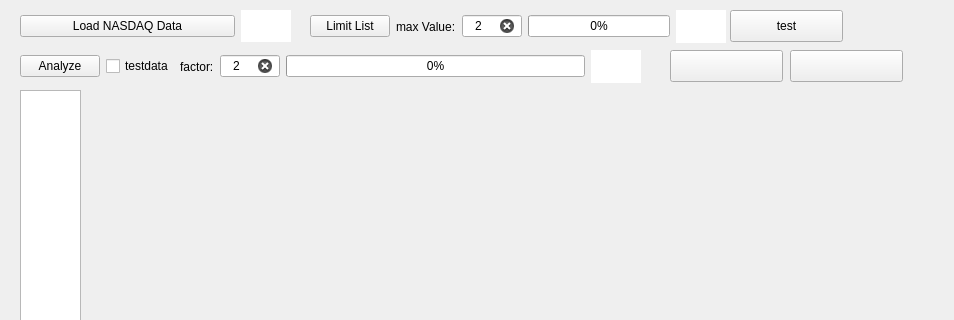
Qt form StockerGui.ui (Nanoribbon/Stock) before a commit; both pictures show x 0 to 954 and y 0 to 320 of the 954 by 687 pixel window.
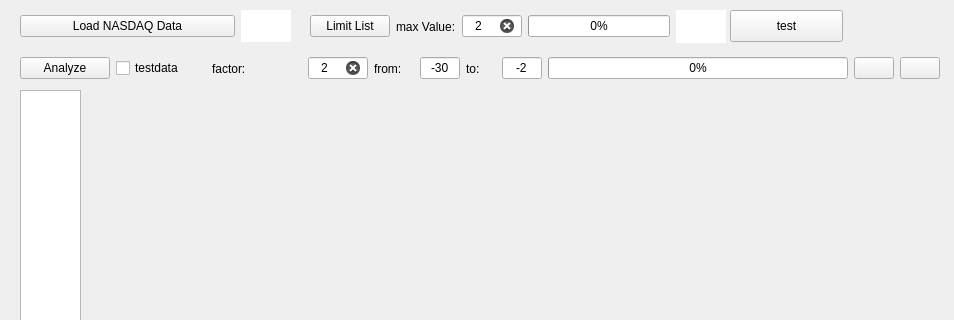
The same form after that commit. Icons and pictures are not drawn.

Diff of the .ui file:
```diff
--- a/StockerGui.ui
+++ b/StockerGui.ui
@@ -94,93 +94,6 @@
      </item>
     </layout>
    </widget>
-   <widget class="QWidget" name="layoutWidget_2">
-    <property name="geometry">
-     <rect>
-      <x>20</x>
-      <y>50</y>
-      <width>621</width>
-      <height>33</height>
-     </rect>
-    </property>
-    <layout class="QHBoxLayout" name="horizontalLayout_4">
-     <item>
-      <widget class="QPushButton" name="pushButton_3">
-       <property name="text">
-        <string>Analyze</string>
-       </property>
-      </widget>
-     </item>
-     <item>
-      <widget class="QCheckBox" name="checkBox">
-       <property name="text">
-        <string>testdata</string>
-       </property>
-      </widget>
-     </item>
-     <item>
-      <widget class="QLabel" name="label">
-       <property name="text">
-        <string>factor:</string>
-       </property>
-      </widget>
-     </item>
-     <item>
-      <widget class="QLineEdit" name="lineEdit_2">
-       <property name="minimumSize">
-        <size>
-         <width>60</width>
-         <height>0</height>
-        </size>
-       </property>
-       <property name="maximumSize">
-        <size>
-         <width>60</width>
-         <height>16777215</height>
-        </size>
-       </property>
-       <property name="text">
-        <string>2</string>
-       </property>
-       <property name="alignment">
-        <set>Qt::AlignCenter</set>
-       </property>
-       <property name="clearButtonEnabled">
-        <bool>true</bool>
-       </property>
-      </widget>
-     </item>
-     <item>
-      <widget class="QProgressBar" name="progressBar_2">
-       <property name="value">
-        <number>0</number>
-       </property>
-      </widget>
-     </item>
-     <item>
-      <widget class="QLabel" name="label_4">
-       <property name="minimumSize">
-        <size>
-         <width>50</width>
-         <height>0</height>
-        </size>
-       </property>
-       <property name="maximumSize">
-        <size>
-         <width>50</width>
-         <height>16777215</height>
-        </size>
-       </property>
-       <property name="styleSheet">
-        <string notr="true">background-color: rgb(255, 255, 255);</string>
-       </property>
-       <property name="text">
-        <string/>
-       </property>
-      </widget>
-     </item>
-    </layout>
-   </widget>
    <widget class="QTextBrowser" name="textBrowser">
     <property name="geometry">
      <rect>
@@ -248,9 +161,9 @@
    <widget class="QWidget" name="layoutWidget">
     <property name="geometry">
      <rect>
-      <x>91</x>
+      <x>101</x>
       <y>91</y>
-      <width>851</width>
+      <width>841</width>
       <height>571</height>
      </rect>
     </property>
@@ -286,39 +199,202 @@
      </item>
     </layout>
    </widget>
-   <widget class="QPushButton" name="pushButton_4">
+   <widget class="QWidget" name="">
     <property name="geometry">
      <rect>
-      <x>670</x>
+      <x>20</x>
       <y>50</y>
-      <width>113</width>
-      <height>32</height>
+      <width>920</width>
+      <height>37</height>
      </rect>
     </property>
-    <property name="text">
-     <string/>
-    </property>
-    <property name="icon">
-     <iconset>
-      <normaloff>left.png</normaloff>left.png</iconset>
-    </property>
-   </widget>
-   <widget class="QPushButton" name="pushButton_5">
-    <property name="geometry">
-     <rect>
-      <x>790</x>
-      <y>50</y>
-      <width>113</width>
-      <height>32</height>
-     </rect>
-    </property>
-    <property name="text">
-     <string/>
-    </property>
-    <property name="icon">
-     <iconset>
-      <normaloff>right.png</normaloff>right.png</iconset>
-    </property>
+    <layout class="QHBoxLayout" name="horizontalLayout_8">
+     <item>
+      <layout class="QHBoxLayout" name="horizontalLayout_4">
+       <item>
+        <widget class="QPushButton" name="pushButton_3">
+         <property name="text">
+          <string>Analyze</string>
+         </property>
+        </widget>
+       </item>
+       <item>
+        <widget class="QCheckBox" name="checkBox">
+         <property name="text">
+          <string>testdata</string>
+         </property>
+        </widget>
+       </item>
+       <item>
+        <widget class="QLabel" name="label">
+         <property name="text">
+          <string>factor:</string>
+         </property>
+        </widget>
+       </item>
+       <item>
+        <widget class="QLineEdit" name="lineEdit_2">
+         <property name="minimumSize">
+          <size>
+           <width>60</width>
+           <height>0</height>
+          </size>
+         </property>
+         <property name="maximumSize">
+          <size>
+           <width>60</width>
+           <height>16777215</height>
+          </size>
+         </property>
+         <property name="text">
+          <string>2</string>
+         </property>
+         <property name="alignment">
+          <set>Qt::AlignCenter</set>
+         </property>
+         <property name="clearButtonEnabled">
+          <bool>true</bool>
+         </property>
+        </widget>
+       </item>
+       <item>
+        <layout class="QHBoxLayout" name="horizontalLayout_5">
+         <item>
+          <widget class="QLabel" name="label_4">
+           <property name="minimumSize">
+            <size>
+             <width>40</width>
+             <height>0</height>
+            </size>
+           </property>
+           <property name="maximumSize">
+            <size>
+             <width>40</width>
+             <height>16777215</height>
+            </size>
+           </property>
+           <property name="text">
+            <string>from:</string>
+           </property>
+          </widget>
+         </item>
+         <item>
+          <widget class="QLineEdit" name="lineEdit_3">
+           <property name="minimumSize">
+            <size>
+             <width>40</width>
+             <height>0</height>
+            </size>
+           </property>
+           <property name="maximumSize">
+            <size>
+             <width>40</width>
+             <height>16777215</height>
+            </size>
+           </property>
+           <property name="text">
+            <string>-30</string>
+           </property>
+           <property name="alignment">
+            <set>Qt::AlignCenter</set>
+           </property>
+          </widget>
+         </item>
+        </layout>
+       </item>
+       <item>
+        <layout class="QHBoxLayout" name="horizontalLayout_6">
+         <item>
+          <widget class="QLabel" name="label_6">
+           <property name="minimumSize">
+            <size>
+             <width>30</width>
+             <height>0</height>
+            </size>
+           </property>
+           <property name="maximumSize">
+            <size>
+             <width>30</width>
+             <height>16777215</height>
+            </size>
+           </property>
+           <property name="text">
+            <string>to:</string>
+           </property>
+          </widget>
+         </item>
+         <item>
+          <widget class="QLineEdit" name="lineEdit_4">
+           <property name="minimumSize">
+            <size>
+             <width>40</width>
+             <height>0</height>
+            </size>
+           </property>
+           <property name="maximumSize">
+            <size>
+             <width>40</width>
+             <height>16777215</height>
+            </size>
+           </property>
+           <property name="text">
+            <string>-2</string>
+           </property>
+           <property name="alignment">
+            <set>Qt::AlignCenter</set>
+           </property>
+          </widget>
+         </item>
+        </layout>
+       </item>
+       <item>
+        <widget class="QProgressBar" name="progressBar_2">
+         <property name="minimumSize">
+          <size>
+           <width>300</width>
+           <height>0</height>
+          </size>
+         </property>
+         <property name="maximumSize">
+          <size>
+           <width>300</width>
+           <height>16777215</height>
+          </size>
+         </property>
+         <property name="value">
+          <number>0</number>
+         </property>
+        </widget>
+       </item>
+      </layout>
+     </item>
+     <item>
+      <layout class="QHBoxLayout" name="horizontalLayout_7">
+       <item>
+        <widget class="QPushButton" name="pushButton_4">
+         <property name="text">
+          <string/>
+         </property>
+         <property name="icon">
+          <iconset>
+           <normaloff>left.png</normaloff>left.png</iconset>
+         </property>
+        </widget>
+       </item>
+       <item>
+        <widget class="QPushButton" name="pushButton_5">
+         <property name="text">
+          <string/>
+         </property>
+         <property name="icon">
+          <iconset>
+           <normaloff>right.png</normaloff>right.png</iconset>
+         </property>
+        </widget>
+       </item>
+      </layout>
+     </item>
+    </layout>
    </widget>
   </widget>
  </widget>
```
